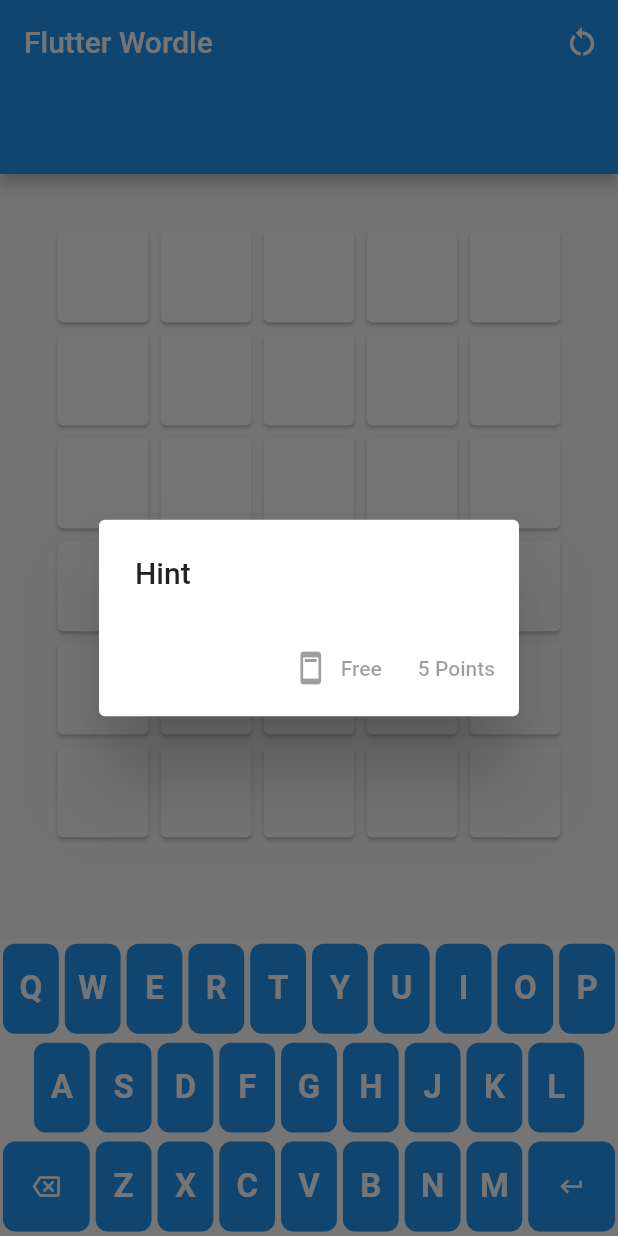
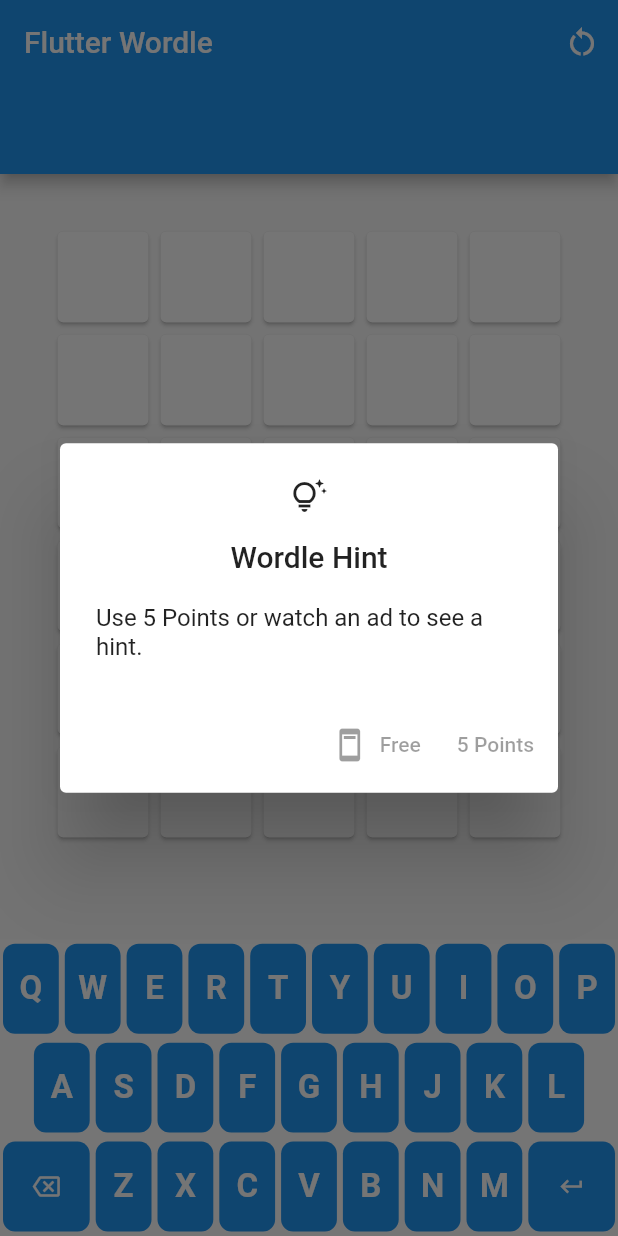
Before and after one commit to MominRaza/flutter_wordle, a Flutter app: the screen it shows after launch, after a tap on an icon or button, on a phone screen of 412 x 824 dp. Run offline on Flutter 3.47's test engine with Material 2 defaults, Android fonts, the phone set to English and light mode, and no system bars; drawn by our look-alikes of dynamic_color; our stand-ins replace flutter_riverpod, google_mobile_ads, shared_preferences; network calls fail.

Commit message:
added random hints

```diff
--- a/lib/components/hint_button.dart
+++ b/lib/components/hint_button.dart
@@ -1,4 +1,5 @@
 import 'dart:io' show Platform;
+import 'dart:math';
 
 import 'package:flutter/material.dart';
 import 'package:flutter_riverpod/flutter_riverpod.dart'
@@ -41,7 +42,7 @@ class _HintButtonState extends ConsumerState<HintButton> {
           rewardedAd: _rewardedAd,
         ),
       ).then(
-        (_) => Platform.isAndroid ? loadAd() : null,
+        (_) => Platform.isAndroid && _rewardedAd == null ? loadAd() : null,
       ),
       icon: const Icon(Icons.tips_and_updates_outlined),
       label: Text(ref.watch(hintPointProvider).toString()),
@@ -62,9 +63,13 @@ class _HintButtonState extends ConsumerState<HintButton> {
           ad.fullScreenContentCallback = FullScreenContentCallback(
             onAdFailedToShowFullScreenContent: (ad, err) {
               ad.dispose();
+              _rewardedAd?.dispose();
+              _rewardedAd = null;
             },
             onAdDismissedFullScreenContent: (ad) {
               ad.dispose();
+              _rewardedAd?.dispose();
+              _rewardedAd = null;
             },
           );
 
@@ -90,24 +95,50 @@ class _HintDialog extends ConsumerStatefulWidget {
 
 class __HintDialogState extends ConsumerState<_HintDialog> {
   bool _showHint = false;
+  final List<int> random = [
+    Random().nextInt(5),
+    Random().nextInt(5),
+  ];
 
   @override
   Widget build(BuildContext context) {
     return AlertDialog(
-      title: const Text('Hint'),
+      icon: const Icon(Icons.tips_and_updates_outlined),
+      title: const Text('Wordle Hint'),
       content: _showHint
-          ? Text(
-              widget.wordle.join(''),
+          ? Row(
+              children: widget.wordle
+                  .map(
+                    (e) => Expanded(
+                      child: AspectRatio(
+                        aspectRatio: 1,
+                        child: Card(
+                          color: Colors.green,
+                          child: Center(
+                            child: Text(
+                              random.contains(widget.wordle.indexOf(e))
+                                  ? e.toUpperCase()
+                                  : '',
+                              style: const TextStyle(
+                                fontSize: 28,
+                                fontWeight: FontWeight.bold,
+                              ),
+                            ),
+                          ),
+                        ),
+                      ),
+                    ),
+                  )
+                  .toList(),
             )
-          : null,
+          : const Text('Use 5 Points or watch an ad to see a hint.'),
       actions: _showHint
           ? null
           : [
               TextButton.icon(
                 onPressed: widget.rewardedAd != null
                     ? () => widget.rewardedAd!.show(
-                          onUserEarnedReward: (ad, _) {
-                            ad.dispose();
+                          onUserEarnedReward: (_, __) {
                             setState(() => _showHint = true);
                           },
                         )
```
